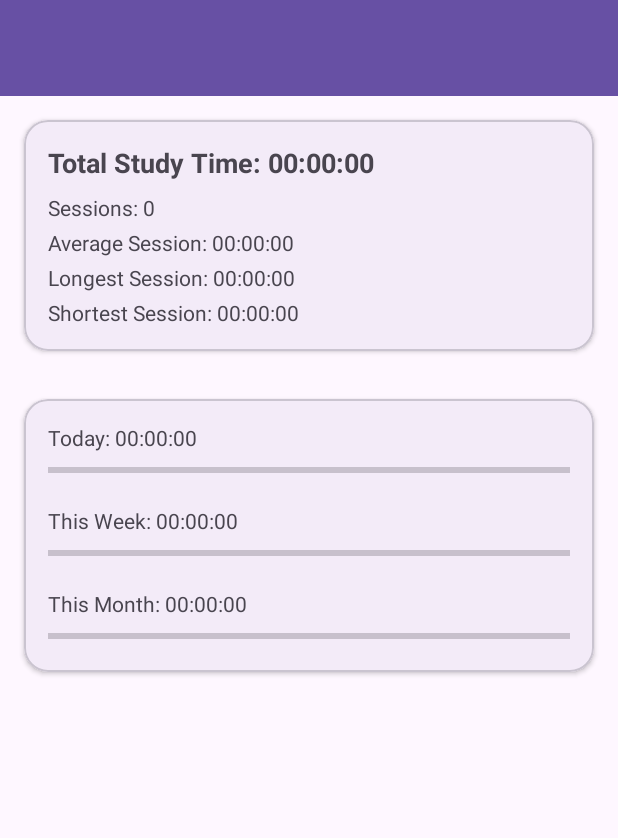
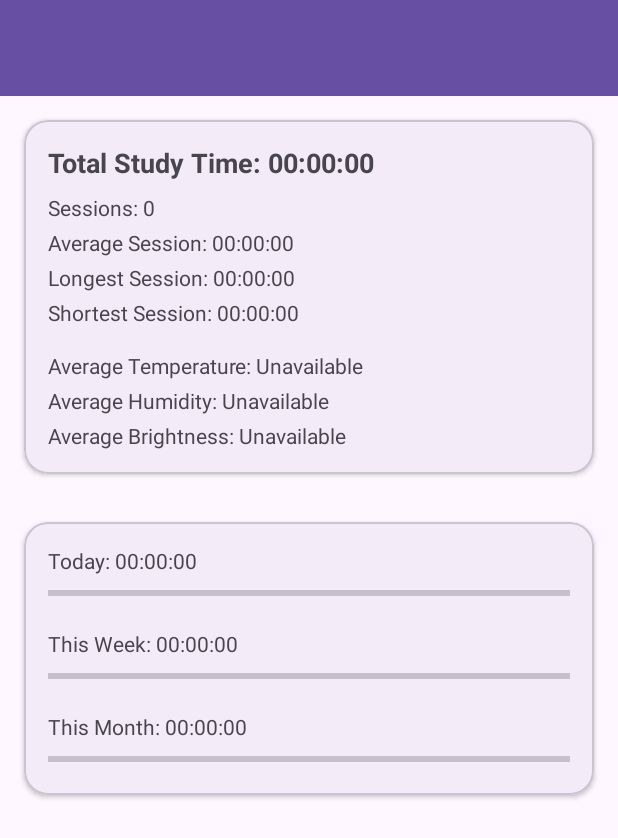
Before and after one commit to elbehi-ahmed/IoT-Smart-Lighting-System, an Android app: the layout activity_statistics.xml on its own in the app's theme, with its tools: preview values and no code run, on a phone screen of 412 x 824 dp. Shown: the top 838 px of the screen. Run offline under Robolectric (Android 15) with nearby library versions, the phone set to English and light mode, and no system bars.

Commit message:
evry thing is fine

```diff
--- a/prototype 2/app/app/src/main/java/com/ElbehiAhmed/studytimer/activities/StatisticsActivity.kt
+++ b/prototype 2/app/app/src/main/java/com/ElbehiAhmed/studytimer/activities/StatisticsActivity.kt
@@ -53,6 +53,9 @@ class StatisticsActivity : AppCompatActivity() {
         binding.tvAverage.text = "Average Session: ${TimeUtils.formatDuration(stats.averageSeconds)}"
         binding.tvLongest.text = "Longest Session: ${TimeUtils.formatDuration(stats.longestSeconds)}"
         binding.tvShortest.text = "Shortest Session: ${TimeUtils.formatDuration(stats.shortestSeconds)}"
+        binding.tvAverageTemperature.text = "Average Temperature: ${formatSensor(stats.averageTemperature, "°C")}"
+        binding.tvAverageHumidity.text = "Average Humidity: ${formatSensor(stats.averageHumidity, "%")}"
+        binding.tvAverageBrightness.text = "Average Brightness: ${formatSensor(stats.averageBrightness, "%")}"
 
         binding.tvTodayLabel.text = "Today: ${TimeUtils.formatDuration(stats.todaySeconds)}"
         binding.tvWeekLabel.text = "This Week: ${TimeUtils.formatDuration(stats.weekSeconds)}"
@@ -69,6 +72,9 @@ class StatisticsActivity : AppCompatActivity() {
         }
     }
 
+    private fun formatSensor(value: Double?, unit: String): String =
+        value?.let { "%.1f%s".format(it, unit) } ?: "Unavailable"
+
     override fun onSupportNavigateUp(): Boolean {
         onBackPressedDispatcher.onBackPressed()
         return true
--- a/prototype 2/app/app/src/main/java/com/ElbehiAhmed/studytimer/entity/StudySession.kt
+++ b/prototype 2/app/app/src/main/java/com/ElbehiAhmed/studytimer/entity/StudySession.kt
@@ -13,5 +13,8 @@ data class StudySession(
     val startTime: String,   // e.g. "14:00:00"
     val endTime: String,     // e.g. "14:45:30"
     val durationSeconds: Long,
-    val durationFormatted: String // e.g. "00:45:30"
+    val durationFormatted: String, // e.g. "00:45:30"
+    val temperature: Double? = null,
+    val humidity: Double? = null,
+    val brightness: Double? = null
 )
--- a/prototype 2/app/app/src/main/java/com/ElbehiAhmed/studytimer/utils/SessionStats.kt
+++ b/prototype 2/app/app/src/main/java/com/ElbehiAhmed/studytimer/utils/SessionStats.kt
@@ -8,5 +8,8 @@ data class SessionStats(
     val shortestSeconds: Long = 0,
     val todaySeconds: Long = 0,
     val weekSeconds: Long = 0,
-    val monthSeconds: Long = 0
+    val monthSeconds: Long = 0,
+    val averageTemperature: Double? = null,
+    val averageHumidity: Double? = null,
+    val averageBrightness: Double? = null
 )
--- a/prototype 2/app/app/src/main/res/layout/activity_main.xml
+++ b/prototype 2/app/app/src/main/res/layout/activity_main.xml
@@ -118,7 +118,7 @@
                             android:layout_width="0dp"
                             android:layout_height="wrap_content"
                             android:layout_weight="1"
-                            android:text="State"
+                            android:text="Lamp"
                             android:textSize="14sp" />
 
                         <TextView
--- a/prototype 2/app/app/src/main/res/layout/activity_statistics.xml
+++ b/prototype 2/app/app/src/main/res/layout/activity_statistics.xml
@@ -71,6 +71,27 @@
                         android:layout_height="wrap_content"
                         android:layout_marginTop="4dp"
                         android:text="Shortest Session: 00:00:00" />
+
+                    <TextView
+                        android:id="@+id/tvAverageTemperature"
+                        android:layout_width="match_parent"
+                        android:layout_height="wrap_content"
+                        android:layout_marginTop="16dp"
+                        android:text="Average Temperature: Unavailable" />
+
+                    <TextView
+                        android:id="@+id/tvAverageHumidity"
+                        android:layout_width="match_parent"
+                        android:layout_height="wrap_content"
+                        android:layout_marginTop="4dp"
+                        android:text="Average Humidity: Unavailable" />
+
+                    <TextView
+                        android:id="@+id/tvAverageBrightness"
+                        android:layout_width="match_parent"
+                        android:layout_height="wrap_content"
+                        android:layout_marginTop="4dp"
+                        android:text="Average Brightness: Unavailable" />
 
                 </LinearLayout>
 
```
Also changed, not shown: prototype 2/app/app/src/main/java/com/ElbehiAhmed/studytimer/activities/MainActivity.kt (+43 -18 lines), prototype 2/app/app/src/main/java/com/ElbehiAhmed/studytimer/adapters/SessionAdapter.kt (+8 -0 lines), prototype 2/app/app/src/main/java/com/ElbehiAhmed/studytimer/database/AppDatabase.kt (+12 -2 lines), prototype 2/app/app/src/main/java/com/ElbehiAhmed/studytimer/viewmodel/StatisticsViewModel.kt (+8 -1 lines), prototype 2/app/app/src/main/java/com/ElbehiAhmed/studytimer/viewmodel/TimerViewModel.kt (+5 -2 lines), prototype 2/app/app/src/main/res/layout/item_session.xml (+8 -0 lines).
